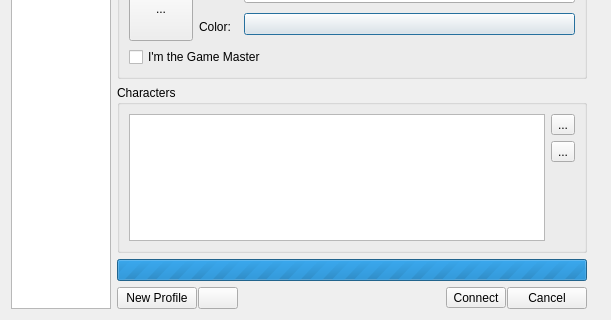
Rolisteam/rolisteam, file core/src/network/selectconnectionprofiledialog.ui: the form before one commit; both pictures show x 0 to 611 and y 243 to 563 of the 611 by 563 pixel window.
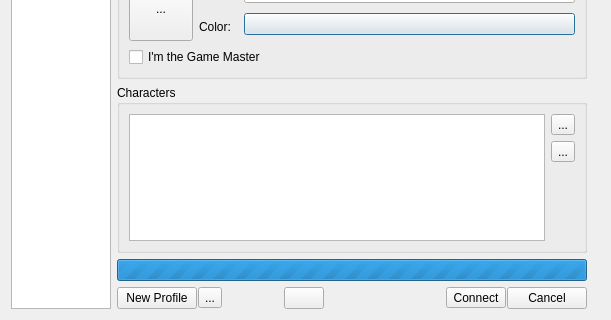
The form after the commit. Icons and pictures are not drawn. Custom widgets are drawn as their Qt base class.

Commit message: [core] add clone connection profile.

Diff of the .ui file:
```diff
--- a/core/src/network/selectconnectionprofiledialog.ui
+++ b/core/src/network/selectconnectionprofiledialog.ui
@@ -339,7 +339,7 @@
       </spacer>
      </item>
      <item>
-      <layout class="QHBoxLayout" name="horizontalLayout_6">
+      <layout class="QHBoxLayout" name="horizontalLayout_6" stretch="0,0,1,0,2,0,0">
        <property name="spacing">
         <number>1</number>
        </property>
@@ -357,6 +357,26 @@
          </property>
         </widget>
        </item>
+       <item>
+        <widget class="QToolButton" name="m_cloneProfileBtn">
+         <property name="text">
+          <string>...</string>
+         </property>
+        </widget>
+       </item>
+       <item>
+        <spacer name="horizontalSpacer_3">
+         <property name="orientation">
+          <enum>Qt::Horizontal</enum>
+         </property>
+         <property name="sizeHint" stdset="0">
+          <size>
+           <width>40</width>
+           <height>20</height>
+          </size>
+         </property>
+        </spacer>
+       </item>
        <item>
         <widget class="QPushButton" name="m_delProfileAct">
          <property name="toolTip">
```
Left out of the diff: 9 changed lines with no effect on the pictures. The commit also changes 8 other files.
